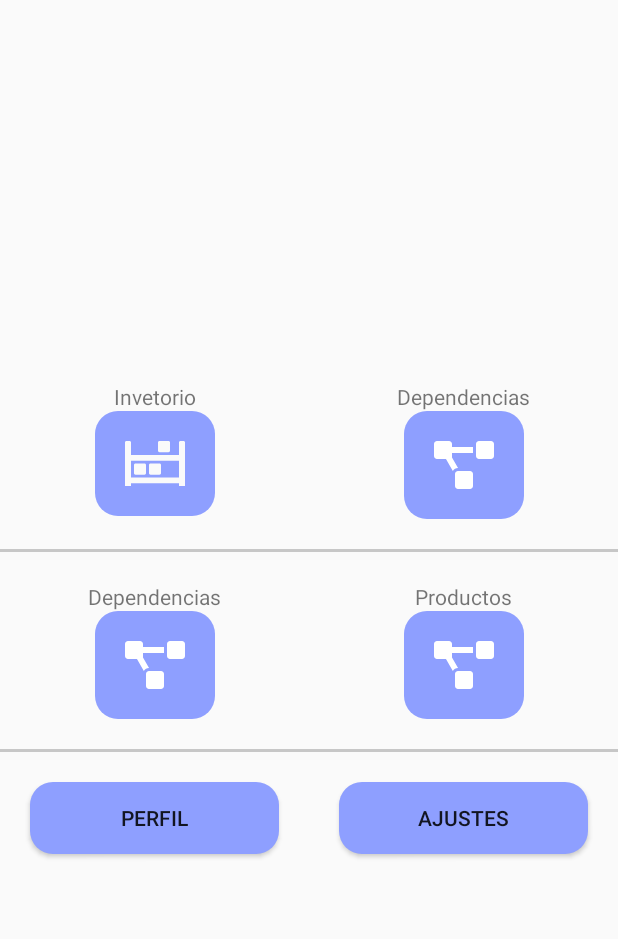
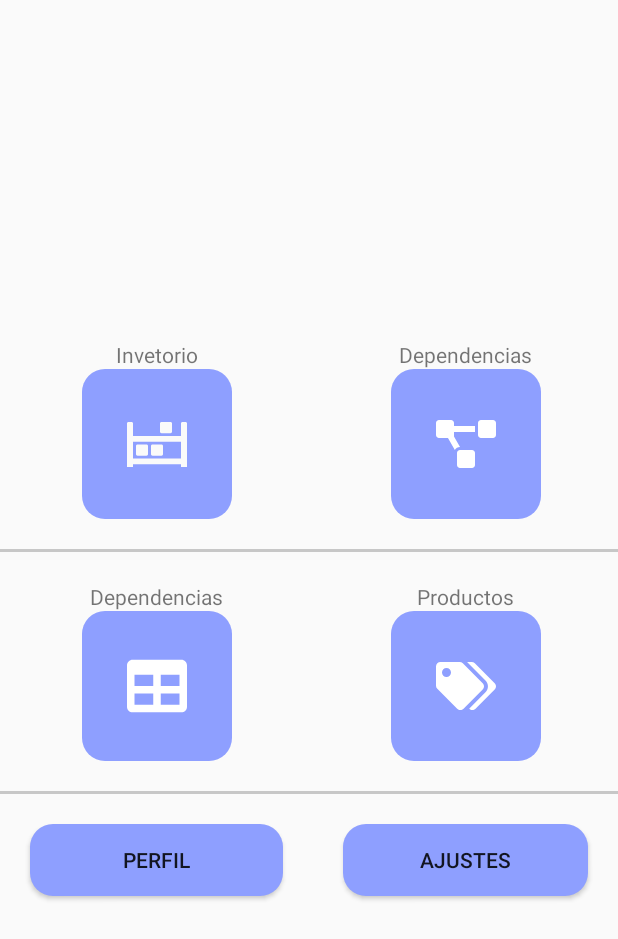
Before and after one commit to sslavik/inventoryFragment, an Android app: the DashActivity screen opened directly, with no data from a screen before it, on a phone screen of 412 x 824 dp. Shown: the top 939 px of the screen. Run offline under Robolectric (Android 15) with nearby library versions, the phone set to English and light mode, and no system bars.

Commit message:
añadidos los recursos de los iconos

```diff
--- /dev/null
+++ b/app/src/main/res/drawable/ic_table_solid.xml
@@ -0,0 +1,9 @@
+<vector xmlns:android="http://schemas.android.com/apk/res/android"
+    android:width="40dp"
+    android:height="40dp"
+    android:viewportWidth="512"
+    android:viewportHeight="512">
+  <path
+      android:pathData="M464,32L48,32C21.49,32 0,53.49 0,80v352c0,26.51 21.49,48 48,48h416c26.51,0 48,-21.49 48,-48L512,80c0,-26.51 -21.49,-48 -48,-48zM224,416L64,416v-96h160v96zM224,256L64,256v-96h160v96zM448,416L288,416v-96h160v96zM448,256L288,256v-96h160v96z"
+      android:fillColor="#FFF"/>
+</vector>
--- /dev/null
+++ b/app/src/main/res/drawable/ic_tags_solid.xml
@@ -0,0 +1,9 @@
+<vector xmlns:android="http://schemas.android.com/apk/res/android"
+    android:width="40dp"
+    android:height="32dp"
+    android:viewportWidth="640"
+    android:viewportHeight="512">
+  <path
+      android:pathData="M497.941,225.941L286.059,14.059A48,48 0,0 0,252.118 0L48,0C21.49,0 0,21.49 0,48v204.118a48,48 0,0 0,14.059 33.941l211.882,211.882c18.744,18.745 49.136,18.746 67.882,0l204.118,-204.118c18.745,-18.745 18.745,-49.137 0,-67.882zM112,160c-26.51,0 -48,-21.49 -48,-48s21.49,-48 48,-48 48,21.49 48,48 -21.49,48 -48,48zM625.941,293.823L421.823,497.941c-18.745,18.745 -49.137,18.745 -67.882,0l-0.36,-0.36L527.64,323.522c16.999,-16.999 26.36,-39.6 26.36,-63.64s-9.362,-46.641 -26.36,-63.64L331.397,0h48.721a48,48 0,0 1,33.941 14.059l211.882,211.882c18.745,18.745 18.745,49.137 0,67.882z"
+      android:fillColor="#FFF"/>
+</vector>
--- a/app/src/main/res/layout/activity_dash.xml
+++ b/app/src/main/res/layout/activity_dash.xml
@@ -29,8 +29,8 @@
 
             <ImageButton
                 android:id="@+id/btIntentorio"
-                android:layout_width="wrap_content"
-                android:layout_height="wrap_content"
+                android:layout_width="100dp"
+                android:layout_height="100dp"
                 android:background="@drawable/rectangle_round_dash"
                 android:padding="@dimen/ibtDashButton"
                 android:src="@drawable/ic_inventory_vector"
@@ -54,8 +54,8 @@
 
             <ImageButton
                 android:id="@+id/btDependecias"
-                android:layout_width="wrap_content"
-                android:layout_height="wrap_content"
+                android:layout_width="100dp"
+                android:layout_height="100dp"
                 android:background="@drawable/rectangle_round_dash"
                 android:padding="@dimen/ibtDashButton"
                 android:src="@drawable/ic_project_diagram_solid"
@@ -85,11 +85,11 @@
 
             <ImageButton
                 android:id="@+id/btSector"
-                android:layout_width="wrap_content"
-                android:layout_height="wrap_content"
+                android:layout_width="100dp"
+                android:layout_height="100dp"
                 android:background="@drawable/rectangle_round_dash"
                 android:padding="@dimen/ibtDashButton"
-                android:src="@drawable/ic_project_diagram_solid"
+                android:src="@drawable/ic_table_solid"
                 app:layout_constraintEnd_toEndOf="@+id/tvSection"
                 app:layout_constraintStart_toStartOf="@+id/tvSection"
                 app:layout_constraintTop_toBottomOf="@+id/tvSection" />
@@ -109,11 +109,11 @@
 
             <ImageButton
                 android:id="@+id/btProductos"
-                android:layout_width="wrap_content"
-                android:layout_height="wrap_content"
+                android:layout_width="100dp"
+                android:layout_height="100dp"
                 android:background="@drawable/rectangle_round_dash"
                 android:padding="@dimen/ibtDashButton"
-                android:src="@drawable/ic_project_diagram_solid"
+                android:src="@drawable/ic_tags_solid"
                 app:layout_constraintEnd_toEndOf="@+id/tvProducts"
                 app:layout_constraintStart_toStartOf="@+id/tvProducts"
                 app:layout_constraintTop_toBottomOf="@+id/tvProducts" />
```
Also changed, not shown: app/src/main/res/drawable/ic_sliders_h_solid.xml (added, +9 -0 lines), app/src/main/res/drawable/ic_user_regular.xml (added, +9 -0 lines).
